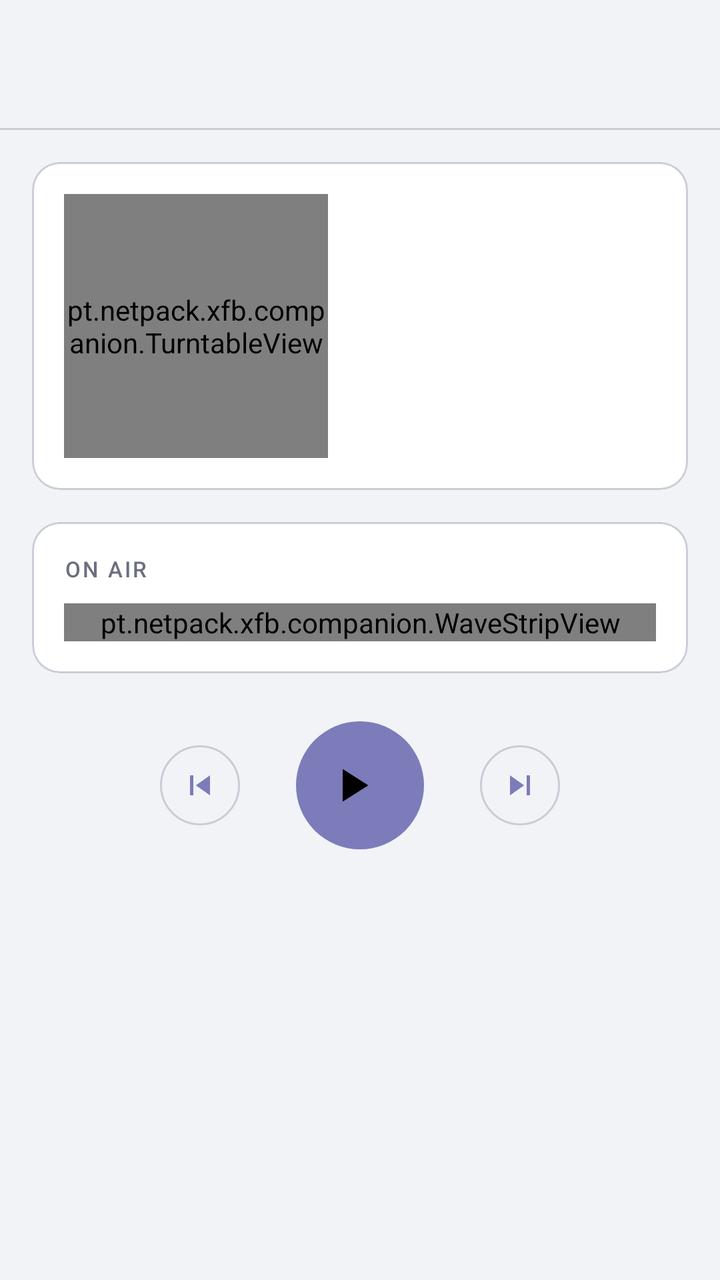
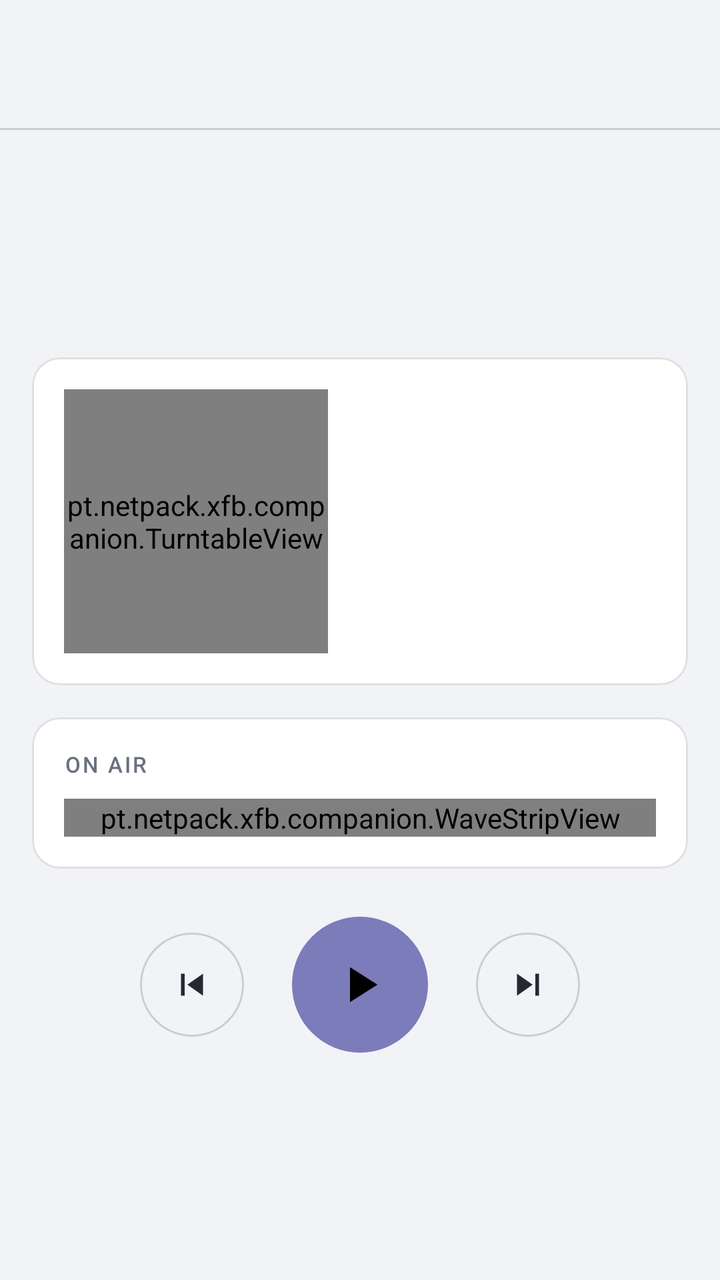

Before-and-after screenshots of an Android layout around one commit, followed by the original layout XML and the change that was made.
<!-- AndroidManifest.xml: application theme Theme.XfbCompanion -->
<!-- res/layout/activity_player.xml -->
<?xml version="1.0" encoding="utf-8"?>
<LinearLayout xmlns:android="http://schemas.android.com/apk/res/android"
    xmlns:app="http://schemas.android.com/apk/res-auto"
    android:layout_width="match_parent"
    android:layout_height="match_parent"
    android:orientation="vertical">

    <include layout="@layout/view_appbar" />

    <ScrollView
        android:layout_width="match_parent"
        android:layout_height="0dp"
        android:layout_weight="1"
        android:scrollbars="none">

        <LinearLayout
            android:layout_width="match_parent"
            android:layout_height="wrap_content"
            android:orientation="vertical"
            android:padding="@dimen/xfb_screen_margin">

            
            <com.google.android.material.card.MaterialCardView
                android:layout_width="match_parent"
                android:layout_height="wrap_content">

                <LinearLayout
                    android:layout_width="match_parent"
                    android:layout_height="wrap_content"
                    android:gravity="center_vertical"
                    android:orientation="horizontal">

                    <pt.netpack.xfb.companion.TurntableView
                        android:id="@+id/turntable"
                        android:layout_width="@dimen/xfb_turntable"
                        android:layout_height="@dimen/xfb_turntable" />

                    <LinearLayout
                        android:layout_width="0dp"
                        android:layout_height="wrap_content"
                        android:layout_marginStart="@dimen/xfb_gap"
                        android:layout_weight="1"
                        android:orientation="vertical">

                        <TextView
                            android:id="@+id/titleLabel"
                            android:layout_width="match_parent"
                            android:layout_height="wrap_content"
                            android:ellipsize="end"
                            android:maxLines="2"
                            android:textAppearance="?attr/textAppearanceTitleLarge" />

                        <TextView
                            android:id="@+id/artistLabel"
                            android:layout_width="match_parent"
                            android:layout_height="wrap_content"
                            android:layout_marginTop="2dp"
                            android:ellipsize="end"
                            android:maxLines="1"
                            android:textAppearance="?attr/textAppearanceBodyMedium"
                            android:textColor="@color/xfb_subtext" />

                        <TextView
                            android:id="@+id/positionLabel"
                            android:layout_width="match_parent"
                            android:layout_height="wrap_content"
                            android:layout_marginTop="@dimen/xfb_gap_tight"
                            android:textAppearance="@style/TextAppearance.Xfb.Readout" />
                    </LinearLayout>
                </LinearLayout>
            </com.google.android.material.card.MaterialCardView>

            
            <com.google.android.material.card.MaterialCardView
                android:layout_width="match_parent"
                android:layout_height="wrap_content"
                android:layout_marginTop="@dimen/xfb_gap">

                <LinearLayout
                    android:layout_width="match_parent"
                    android:layout_height="wrap_content"
                    android:orientation="vertical">

                    <TextView
                        android:id="@+id/stripLabel"
                        style="@style/Widget.Xfb.SectionLabel"
                        android:text="@string/player_on_air" />

                    <pt.netpack.xfb.companion.WaveStripView
                        android:id="@+id/strip"
                        android:layout_width="match_parent"
                        android:layout_height="wrap_content"
                        android:layout_marginTop="@dimen/xfb_gap_small" />
                </LinearLayout>
            </com.google.android.material.card.MaterialCardView>

            
            <LinearLayout
                android:layout_width="match_parent"
                android:layout_height="wrap_content"
                android:layout_marginTop="@dimen/xfb_gap_large"
                android:gravity="center"
                android:orientation="horizontal">

                <com.google.android.material.button.MaterialButton
                    android:id="@+id/previousButton"
                    style="@style/Widget.Material3.Button.IconButton.Outlined"
                    android:layout_width="@dimen/xfb_icon_button"
                    android:layout_height="@dimen/xfb_icon_button"
                    android:contentDescription="@string/player_previous"
                    app:icon="@drawable/ic_skip_previous"
                    app:iconGravity="textStart"
                    app:iconPadding="0dp" />

                <com.google.android.material.button.MaterialButton
                    android:id="@+id/playButton"
                    style="@style/Widget.Material3.Button.Icon"
                    android:layout_width="@dimen/xfb_transport_button"
                    android:layout_height="@dimen/xfb_transport_button"
                    android:layout_marginHorizontal="@dimen/xfb_gap_large"
                    android:contentDescription="@string/player_play"
                    android:insetTop="0dp"
                    android:insetBottom="0dp"
                    app:cornerRadius="32dp"
                    app:icon="@drawable/ic_play"
                    app:iconGravity="textStart"
                    app:iconPadding="0dp"
                    app:iconSize="28dp" />

                <com.google.android.material.button.MaterialButton
                    android:id="@+id/nextButton"
                    style="@style/Widget.Material3.Button.IconButton.Outlined"
                    android:layout_width="@dimen/xfb_icon_button"
                    android:layout_height="@dimen/xfb_icon_button"
                    android:contentDescription="@string/player_next"
                    app:icon="@drawable/ic_skip_next"
                    app:iconGravity="textStart"
                    app:iconPadding="0dp" />
            </LinearLayout>

            
            <com.google.android.material.card.MaterialCardView
                android:id="@+id/crossfadeGroup"
                android:layout_width="match_parent"
                android:layout_height="wrap_content"
                android:layout_marginTop="@dimen/xfb_gap_large"
                android:visibility="gone">

                <LinearLayout
                    android:layout_width="match_parent"
                    android:layout_height="wrap_content"
                    android:orientation="vertical">

                    <TextView
                        android:id="@+id/crossfadeLabel"
                        style="@style/Widget.Xfb.SectionLabel" />

                    <pt.netpack.xfb.companion.CrossfadeView
                        android:id="@+id/crossfade"
                        android:layout_width="match_parent"
                        android:layout_height="wrap_content"
                        android:layout_marginTop="@dimen/xfb_gap_small" />
                </LinearLayout>
            </com.google.android.material.card.MaterialCardView>
        </LinearLayout>
    </ScrollView>
</LinearLayout>
<!-- res/layout/view_appbar.xml (included above) -->
<?xml version="1.0" encoding="utf-8"?>
<com.google.android.material.appbar.AppBarLayout
    xmlns:android="http://schemas.android.com/apk/res/android"
    xmlns:app="http://schemas.android.com/apk/res-auto"
    android:id="@+id/appBar"
    android:layout_width="match_parent"
    android:layout_height="wrap_content"
    android:background="@color/xfb_window"
    app:elevation="0dp"
    app:liftOnScroll="true">

    <com.google.android.material.appbar.MaterialToolbar
        android:id="@+id/toolbar"
        android:layout_width="match_parent"
        android:layout_height="?attr/actionBarSize"
        app:navigationIconTint="@color/xfb_text" />

    <View
        android:layout_width="match_parent"
        android:layout_height="1dp"
        android:background="@color/xfb_border" />
</com.google.android.material.appbar.AppBarLayout>
<!-- resources referenced by this layout -->
<resources>
  <color name="xfb_border">#C9CDD6</color>
  <color name="xfb_subtext">#6A7080</color>
  <color name="xfb_text">#242830</color>
  <color name="xfb_window">#F2F3F7</color>
  <dimen name="xfb_gap">16dp</dimen>
  <dimen name="xfb_gap_large">24dp</dimen>
  <dimen name="xfb_gap_small">10dp</dimen>
  <dimen name="xfb_gap_tight">6dp</dimen>
  <dimen name="xfb_icon_button">48dp</dimen>
  <dimen name="xfb_screen_margin">16dp</dimen>
  <dimen name="xfb_transport_button">64dp</dimen>
  <dimen name="xfb_turntable">132dp</dimen>
  <string name="player_next">Next</string>
  <string name="player_on_air">On air</string>
  <string name="player_play">Play</string>
  <string name="player_previous">Prev</string>
  <color name="xfb_accent">#7C7CBA</color>
  <color name="xfb_on_accent">#000000</color>
  <color name="xfb_accent_container">#E4E4F3</color>
  <color name="xfb_on_accent_container">#2F2F55</color>
  <color name="xfb_alt">#E8EAF0</color>
  <color name="xfb_base">#FFFFFF</color>
  <style name="Widget.Xfb.Card" parent="Widget.Material3.CardView.Outlined">
          <item name="cardBackgroundColor">@color/xfb_base</item>
          <item name="strokeColor">@color/xfb_border</item>
          <item name="strokeWidth">1dp</item>
          <item name="cardCornerRadius">@dimen/xfb_corner</item>
          <item name="cardElevation">0dp</item>
          <item name="contentPadding">@dimen/xfb_card_padding</item>
      </style>
  <style name="ShapeAppearance.Xfb.Small" parent="ShapeAppearance.Material3.Corner.Small">
          <item name="cornerSize">8dp</item>
      </style>
  <dimen name="xfb_corner">14dp</dimen>
  <dimen name="xfb_card_padding">16dp</dimen>
  <!-- unchanged entries left out for length: 13 -->
</resources>

<!-- the commit's change to res/layout/activity_player.xml (unified diff, before → after) -->
@@ -11,11 +11,13 @@
         android:layout_width="match_parent"
         android:layout_height="0dp"
         android:layout_weight="1"
+        android:fillViewport="true"
         android:scrollbars="none">
 
         <LinearLayout
             android:layout_width="match_parent"
             android:layout_height="wrap_content"
+            android:gravity="center_vertical"
             android:orientation="vertical"
             android:padding="@dimen/xfb_screen_margin">
 
@@ -48,7 +50,7 @@
                             android:layout_height="wrap_content"
                             android:ellipsize="end"
                             android:maxLines="2"
-                            android:textAppearance="?attr/textAppearanceTitleLarge" />
+                            android:textAppearance="@style/TextAppearance.Xfb.TrackTitle" />
 
                         <TextView
                             android:id="@+id/artistLabel"
@@ -104,38 +106,28 @@
 
                 <com.google.android.material.button.MaterialButton
                     android:id="@+id/previousButton"
-                    style="@style/Widget.Material3.Button.IconButton.Outlined"
+                    style="@style/Widget.Xfb.TransportButton"
                     android:layout_width="@dimen/xfb_icon_button"
                     android:layout_height="@dimen/xfb_icon_button"
                     android:contentDescription="@string/player_previous"
-                    app:icon="@drawable/ic_skip_previous"
-                    app:iconGravity="textStart"
-                    app:iconPadding="0dp" />
+                    app:icon="@drawable/ic_skip_previous" />
 
                 <com.google.android.material.button.MaterialButton
                     android:id="@+id/playButton"
-                    style="@style/Widget.Material3.Button.Icon"
+                    style="@style/Widget.Xfb.PlayButton"
                     android:layout_width="@dimen/xfb_transport_button"
                     android:layout_height="@dimen/xfb_transport_button"
                     android:layout_marginHorizontal="@dimen/xfb_gap_large"
                     android:contentDescription="@string/player_play"
-                    android:insetTop="0dp"
-                    android:insetBottom="0dp"
-                    app:cornerRadius="32dp"
-                    app:icon="@drawable/ic_play"
-                    app:iconGravity="textStart"
-                    app:iconPadding="0dp"
-                    app:iconSize="28dp" />
+                    app:icon="@drawable/ic_play" />
 
                 <com.google.android.material.button.MaterialButton
                     android:id="@+id/nextButton"
-                    style="@style/Widget.Material3.Button.IconButton.Outlined"
+                    style="@style/Widget.Xfb.TransportButton"
                     android:layout_width="@dimen/xfb_icon_button"
                     android:layout_height="@dimen/xfb_icon_button"
                     android:contentDescription="@string/player_next"
-                    app:icon="@drawable/ic_skip_next"
-                    app:iconGravity="textStart"
-                    app:iconPadding="0dp" />
+                    app:icon="@drawable/ic_skip_next" />
             </LinearLayout>
 
             
@@ -174,8 +166,7 @@
     android:layout_width="match_parent"
     android:layout_height="wrap_content"
     android:background="@color/xfb_window"
-    app:elevation="0dp"
-    app:liftOnScroll="true">
+    app:elevation="0dp">
 
     <com.google.android.material.appbar.MaterialToolbar
         android:id="@+id/toolbar"
<!-- resource entries referenced after the edit -->
@@ -8,14 +8,57 @@
   <dimen name="xfb_gap_large">24dp</dimen>
   <dimen name="xfb_gap_small">10dp</dimen>
   <dimen name="xfb_gap_tight">6dp</dimen>
-  <dimen name="xfb_icon_button">48dp</dimen>
+  <dimen name="xfb_icon_button">52dp</dimen>
   <dimen name="xfb_screen_margin">16dp</dimen>
-  <dimen name="xfb_transport_button">64dp</dimen>
+  <dimen name="xfb_transport_button">68dp</dimen>
   <dimen name="xfb_turntable">132dp</dimen>
   <string name="player_next">Next</string>
   <string name="player_on_air">On air</string>
   <string name="player_play">Play</string>
   <string name="player_previous">Prev</string>
+  <style name="TextAppearance.Xfb.TrackTitle" parent="TextAppearance.Material3.TitleLarge">
+          <item name="android:letterSpacing">-0.01</item>
+          <item name="android:textColor">@color/xfb_text</item>
+      </style>
+  <style name="Widget.Xfb.PlayButton" parent="Widget.Material3.Button">
+          <item name="iconGravity">textStart</item>
+          <item name="iconPadding">0dp</item>
+          <item name="iconSize">30dp</item>
+          <item name="iconTint">?attr/colorOnPrimary</item>
+          <item name="cornerRadius">@dimen/xfb_transport_radius</item>
+          <item name="elevation">0dp</item>
+          <item name="android:stateListAnimator">@null</item>
+          <item name="android:paddingStart">0dp</item>
+          <item name="android:paddingEnd">0dp</item>
+          <item name="android:paddingLeft">0dp</item>
+          <item name="android:paddingRight">0dp</item>
+          <item name="android:minWidth">0dp</item>
+          <item name="android:minHeight">0dp</item>
+          <item name="android:insetTop">0dp</item>
+          <item name="android:insetBottom">0dp</item>
+          <item name="android:insetLeft">0dp</item>
+          <item name="android:insetRight">0dp</item>
+      </style>
+  <style name="Widget.Xfb.TransportButton" parent="Widget.Material3.Button.OutlinedButton">
+          <item name="iconGravity">textStart</item>
+          <item name="iconPadding">0dp</item>
+          <item name="iconSize">22dp</item>
+          <item name="iconTint">?attr/colorOnSurface</item>
+          <item name="strokeColor">@color/xfb_border</item>
+          <item name="cornerRadius">@dimen/xfb_icon_button_radius</item>
+          <item name="android:paddingStart">0dp</item>
+          <item name="android:paddingEnd">0dp</item>
+          <item name="android:paddingLeft">0dp</item>
+          <item name="android:paddingRight">0dp</item>
+          <item name="android:minWidth">0dp</item>
+          <item name="android:minHeight">0dp</item>
+          <item name="android:insetTop">0dp</item>
+          <item name="android:insetBottom">0dp</item>
+          <item name="android:insetLeft">0dp</item>
+          <item name="android:insetRight">0dp</item>
+      </style>
+  <dimen name="xfb_transport_radius">34dp</dimen>
+  <dimen name="xfb_icon_button_radius">26dp</dimen>
   <color name="xfb_accent">#7C7CBA</color>
   <color name="xfb_on_accent">#000000</color>
   <color name="xfb_accent_container">#E4E4F3</color>
@@ -24,7 +67,7 @@
   <color name="xfb_base">#FFFFFF</color>
   <style name="Widget.Xfb.Card" parent="Widget.Material3.CardView.Outlined">
           <item name="cardBackgroundColor">@color/xfb_base</item>
-          <item name="strokeColor">@color/xfb_border</item>
+          <item name="strokeColor">@color/xfb_hairline</item>
           <item name="strokeWidth">1dp</item>
           <item name="cardCornerRadius">@dimen/xfb_corner</item>
           <item name="cardElevation">0dp</item>
@@ -33,6 +76,7 @@
   <style name="ShapeAppearance.Xfb.Small" parent="ShapeAppearance.Material3.Corner.Small">
           <item name="cornerSize">8dp</item>
       </style>
+  <color name="xfb_hairline">#1F000000</color>
   <dimen name="xfb_corner">14dp</dimen>
   <dimen name="xfb_card_padding">16dp</dimen>
   <!-- unchanged entries left out for length: 13 -->
